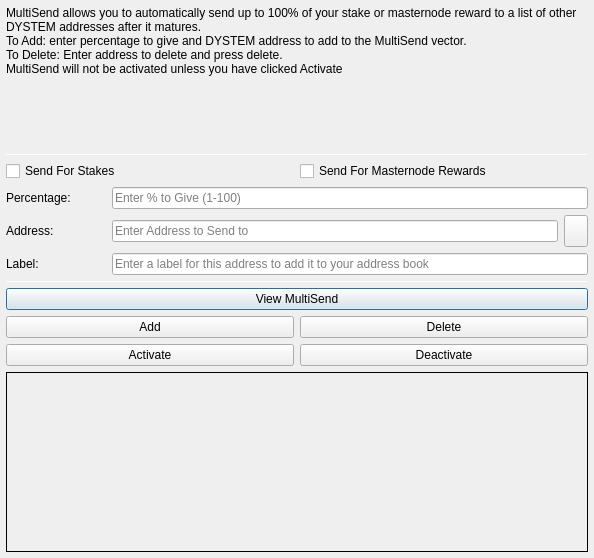
Before: the Qt Designer form src/qt/forms/multisenddialog.ui in camenlx/dystem-core, drawn with Qt 5.
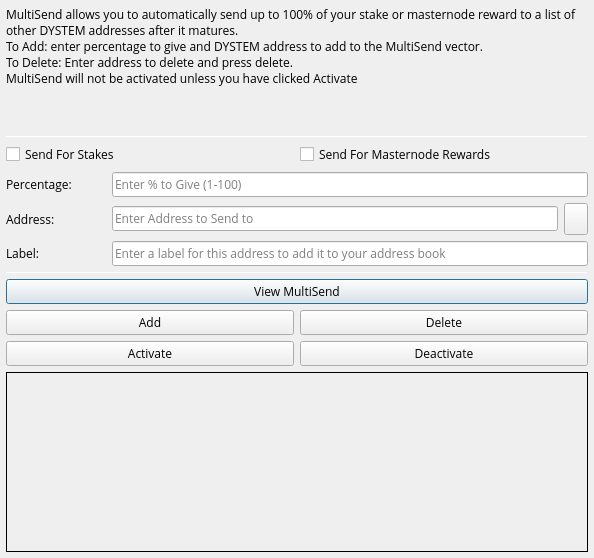
After: the same form once the commit is applied. Icons and pictures are not drawn.

What changed in the file:
```diff
--- a/src/qt/forms/multisenddialog.ui
+++ b/src/qt/forms/multisenddialog.ui
@@ -35,7 +35,7 @@
       <widget class="QLabel" name="label_2">
        <property name="font">
         <font>
-         <family>Helvetica</family>
+         <family>Open Sans</family>
         </font>
        </property>
        <property name="lineWidth">
@@ -82,7 +82,7 @@
           <widget class="QCheckBox" name="multiSendStakeCheckBox">
            <property name="font">
             <font>
-             <family>Helvetica</family>
+             <family>Open Sans</family>
             </font>
            </property>
            <property name="text">
@@ -94,7 +94,7 @@
           <widget class="QCheckBox" name="multiSendMasternodeCheckBox">
            <property name="font">
             <font>
-             <family>Helvetica</family>
+             <family>Open Sans</family>
             </font>
            </property>
            <property name="text">
@@ -116,7 +116,7 @@
            </property>
            <property name="font">
             <font>
-             <family>Helvetica</family>
+             <family>Open Sans</family>
             </font>
            </property>
            <property name="toolTip">
@@ -131,7 +131,7 @@
           <widget class="QLineEdit" name="multiSendPercentEdit">
            <property name="font">
             <font>
-             <family>Helvetica</family>
+             <family>Open Sans</family>
             </font>
            </property>
            <property name="toolTip">
@@ -156,7 +156,7 @@
            </property>
            <property name="font">
             <font>
-             <family>Helvetica</family>
+             <family>Open Sans</family>
             </font>
            </property>
            <property name="toolTip">
@@ -171,7 +171,7 @@
           <widget class="QLineEdit" name="multiSendAddressEdit">
            <property name="font">
             <font>
-             <family>Helvetica</family>
+             <family>Open Sans</family>
             </font>
            </property>
            <property name="toolTip">
@@ -221,7 +221,7 @@
          </property>
          <property name="font">
           <font>
-           <family>Helvetica</family>
+           <family>Open Sans</family>
           </font>
          </property>
          <property name="text">
@@ -233,7 +233,7 @@
         <widget class="QLineEdit" name="labelAddressLabelEdit">
          <property name="font">
           <font>
-           <family>Helvetica</family>
+           <family>Open Sans</family>
           </font>
          </property>
          <property name="placeholderText">
@@ -270,7 +270,7 @@
           <widget class="QPushButton" name="viewButton">
            <property name="font">
             <font>
-             <family>Helvetica</family>
+             <family>Open Sans</family>
             </font>
            </property>
            <property name="toolTip">
@@ -292,7 +292,7 @@
           <widget class="QPushButton" name="addButton">
            <property name="font">
             <font>
-             <family>Helvetica</family>
+             <family>Open Sans</family>
             </font>
            </property>
            <property name="toolTip">
@@ -310,7 +310,7 @@
           <widget class="QPushButton" name="deleteButton">
            <property name="font">
             <font>
-             <family>Helvetica</family>
+             <family>Open Sans</family>
             </font>
            </property>
            <property name="toolTip">
@@ -332,7 +332,7 @@
           <widget class="QPushButton" name="activateButton">
            <property name="font">
             <font>
-             <family>Helvetica</family>
+             <family>Open Sans</family>
             </font>
            </property>
            <property name="statusTip">
@@ -347,7 +347,7 @@
           <widget class="QPushButton" name="disableButton">
            <property name="font">
             <font>
-             <family>Helvetica</family>
+             <family>Open Sans</family>
             </font>
            </property>
            <property name="statusTip">
```
Left out of the diff: 5 changed lines with no effect on the pictures.
